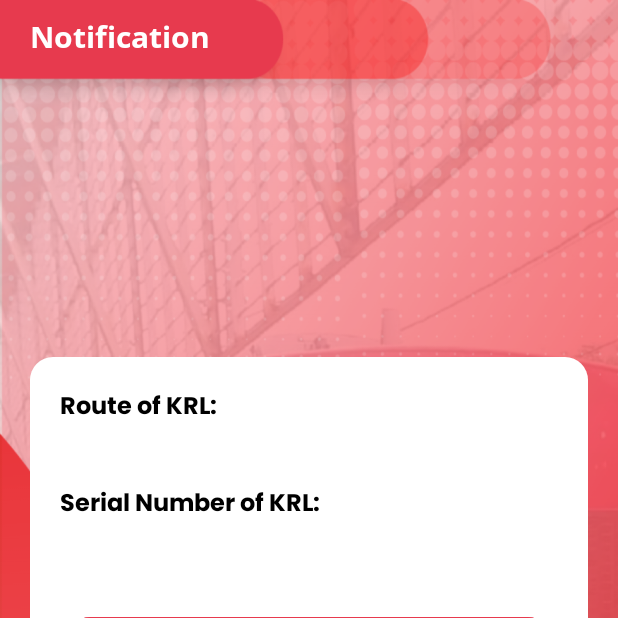
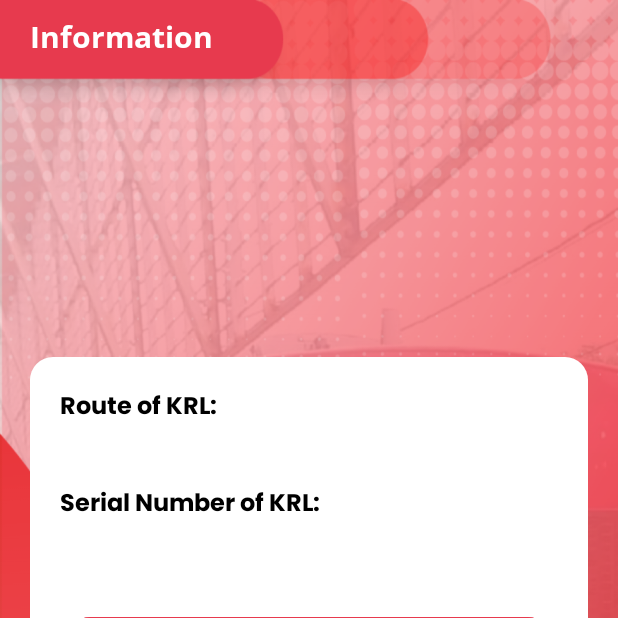
Before and after one commit to aldriansyah8/krlRescue, an Android app: the NotificationActivity screen opened directly, with no data from a screen before it, after a tap on an icon or button, on a phone screen of 412 x 824 dp, the top half of it. Run offline under Robolectric (Android 15) with nearby library versions, the light colour scheme and no system bars; our stand-ins replace Firebase (no records; nobody signed in at launch, a user with empty details on screens opened directly); 4 statements that could not run were skipped.

Commit message:
NotificationActivity to add detail. InformationActivity Interface

```diff
--- a/app/src/main/java/com/example/krlrescue/NotificationActivity.java
+++ b/app/src/main/java/com/example/krlrescue/NotificationActivity.java
@@ -1,4 +1,6 @@
 package com.example.krlrescue;
+
+import static com.example.krlrescue.SigninActivity.newUser;
 
 import androidx.annotation.NonNull;
 import androidx.appcompat.app.AppCompatActivity;
@@ -8,7 +10,9 @@ import android.content.Intent;
 import android.os.Bundle;
 import android.view.View;
 import android.widget.ImageView;
+import android.widget.TextView;
 
+import com.google.firebase.auth.FirebaseAuth;
 import com.google.firebase.database.DataSnapshot;
 import com.google.firebase.database.DatabaseError;
 import com.google.firebase.database.DatabaseReference;
@@ -19,24 +23,26 @@ public class NotificationActivity extends AppCompatActivity {
 
     private ImageView btnInfo, btnHome, btnProfil;
     private ImageView alarm;
-    private FirebaseDatabase database;
-    private DatabaseReference myRef;
+    private TextView txtRoute, txtSerial, txtLocation;
+    FirebaseDatabase database;
+    DatabaseReference myRef;
+    FirebaseAuth mAuth;
+    private String alarmPosition;
     private Integer location;
 
     @Override
     protected void onCreate(Bundle savedInstanceState) {
         super.onCreate(savedInstanceState);
         setContentView(R.layout.activity_notification);
-
-        database = FirebaseDatabase.getInstance();
-        myRef = database.getReference("message");
-
-        myRef.setValue("Hello, World!");
+        mAuth = FirebaseAuth.getInstance();
 
         btnInfo = findViewById(R.id.btnInfo);
         btnHome = findViewById(R.id.btnHome);
         btnProfil = findViewById(R.id.btnProfile);
         alarm = findViewById(R.id.alarm);
+        txtRoute = findViewById(R.id.txtKrlRoute);
+        txtSerial = findViewById(R.id.txtKrlSerial);
+        txtLocation = findViewById(R.id.txtLocation);
 
         btnInfo.setOnClickListener(new View.OnClickListener() {
             @Override
@@ -63,25 +69,32 @@ public class NotificationActivity extends AppCompatActivity {
         });
 
         warningSystem();
+        readData();
     }
 
     private void warningSystem(){
-        myRef = database.getReference();
+        database = FirebaseDatabase.getInstance();
+        myRef = database.getReference("mcu-device").child("data");
         myRef.addValueEventListener(new ValueEventListener() {
             @Override
             public void onDataChange(@NonNull DataSnapshot snapshot) {
-                location = snapshot.child("mcu-device").child("data").child("locationNumber").getValue(Integer.class);
+                location = snapshot.child("locationNumber").getValue(Integer.class);
 
                 if (location == 1){
                     alarm.setBackground(ContextCompat.getDrawable(NotificationActivity.this, R.drawable.img_a));
+                    alarmPosition = "pintu A";
                 } else if (location == 2){
                     alarm.setBackground(ContextCompat.getDrawable(NotificationActivity.this, R.drawable.img_b));
+                    alarmPosition = "pintu B";
                 } else if (location == 3){
                     alarm.setBackground(ContextCompat.getDrawable(NotificationActivity.this, R.drawable.img_c));
+                    alarmPosition = "pintu C";
                 } else if (location == 4){
                     alarm.setBackground(ContextCompat.getDrawable(NotificationActivity.this, R.drawable.img_d));
+                    alarmPosition = "pintu D";
                 } else {
                     alarm.setBackground(ContextCompat.getDrawable(NotificationActivity.this, R.drawable.img_default));
+                    alarmPosition = "tidak ada alarm";
                 }
             }
 
@@ -91,4 +104,26 @@ public class NotificationActivity extends AppCompatActivity {
             }
         });
     }
+
+    private void readData(){
+        database = FirebaseDatabase.getInstance();
+        myRef = database.getReference("Users").child(newUser);
+        myRef.addValueEventListener(new ValueEventListener() {
+            @Override
+            public void onDataChange(@NonNull DataSnapshot snapshot) {
+                String route, serial;
+                route = snapshot.child("route").getValue(String.class);
+                txtRoute.setText(route);
+                serial = snapshot.child("serial-number").getValue(String.class);
+                txtSerial.setText(serial);
+
+                txtLocation.setText("Gerbong serial number " + serial + ", " + alarmPosition);
+            }
+
+            @Override
+            public void onCancelled(@NonNull DatabaseError error) {
+
+            }
+        });
+    }
 }
--- a/app/src/main/res/layout/activity_information.xml
+++ b/app/src/main/res/layout/activity_information.xml
@@ -20,7 +20,7 @@
         android:layout_width="match_parent"
         android:layout_height="wrap_content"
         android:fontFamily="@font/opensans_bold"
-        android:text="Notification"
+        android:text="Information"
         android:textColor="@color/white"
         android:textSize="20dp" />
 
--- a/app/src/main/res/layout/activity_notification.xml
+++ b/app/src/main/res/layout/activity_notification.xml
@@ -58,6 +58,7 @@
                 android:textSize="16sp" />
 
             <TextView
+                android:id="@+id/txtLocation"
                 android:layout_width="wrap_content"
                 android:layout_height="wrap_content"
                 android:fontFamily="@font/poppins_medium"
@@ -80,6 +81,7 @@
                     android:text="Serial Number of KRL:"
                     android:textSize="16sp" />
                 <TextView
+                    android:id="@+id/txtKrlSerial"
                     android:layout_width="wrap_content"
                     android:layout_height="wrap_content"
                     android:fontFamily="@font/poppins_medium"
@@ -95,6 +97,7 @@
                     android:text="Route of KRL:"
                     android:textSize="16sp" />
                 <TextView
+                    android:id="@+id/txtKrlRoute"
                     android:layout_width="wrap_content"
                     android:layout_height="wrap_content"
                     android:fontFamily="@font/poppins_medium"
```
